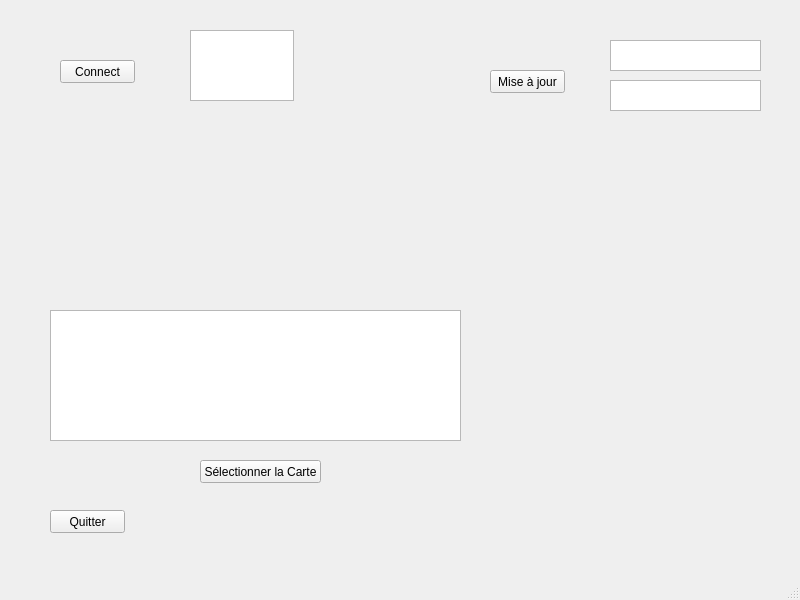
First picture: the form in mainwindow.ui, repository benjamin-milhet/Carte_Sans_Contact_MIFARE, before the edit.
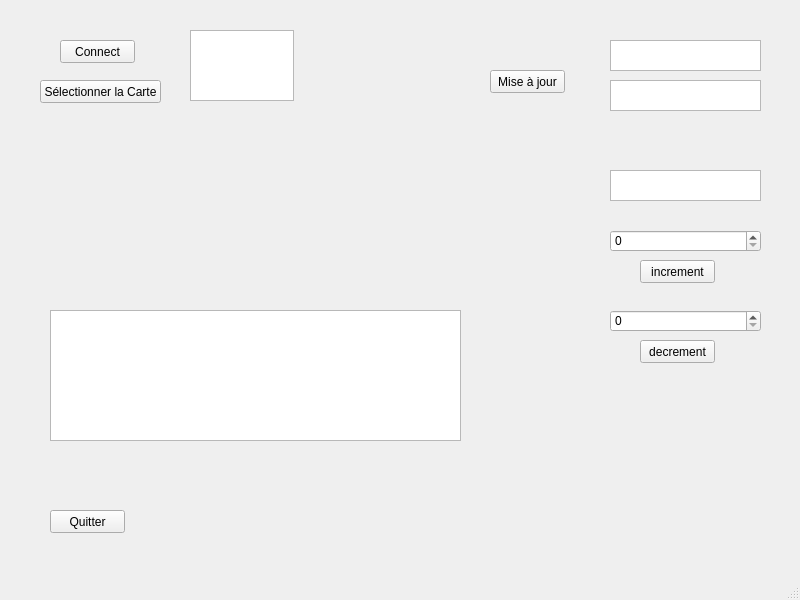
Second picture: the form after the edit.

Commit message: tout marche nickel

What changed in the file:
```diff
--- a/mainwindow.ui
+++ b/mainwindow.ui
@@ -18,7 +18,7 @@
     <property name="geometry">
      <rect>
       <x>60</x>
-      <y>60</y>
+      <y>40</y>
       <width>75</width>
       <height>23</height>
      </rect>
@@ -76,8 +76,8 @@
    <widget class="QPushButton" name="connectCarte">
     <property name="geometry">
      <rect>
-      <x>200</x>
-      <y>460</y>
+      <x>40</x>
+      <y>80</y>
       <width>121</width>
       <height>23</height>
      </rect>
@@ -106,6 +106,62 @@
      </rect>
     </property>
    </widget>
+   <widget class="QTextEdit" name="nbUnite">
+    <property name="geometry">
+     <rect>
+      <x>610</x>
+      <y>170</y>
+      <width>151</width>
+      <height>31</height>
+     </rect>
+    </property>
+   </widget>
+   <widget class="QSpinBox" name="increment">
+    <property name="geometry">
+     <rect>
+      <x>610</x>
+      <y>230</y>
+      <width>151</width>
+      <height>22</height>
+     </rect>
+    </property>
+   </widget>
+   <widget class="QSpinBox" name="decrement">
+    <property name="geometry">
+     <rect>
+      <x>610</x>
+      <y>310</y>
+      <width>151</width>
+      <height>22</height>
+     </rect>
+    </property>
+   </widget>
+   <widget class="QPushButton" name="incrementButton">
+    <property name="geometry">
+     <rect>
+      <x>640</x>
+      <y>260</y>
+      <width>75</width>
+      <height>23</height>
+     </rect>
+    </property>
+    <property name="text">
+     <string>increment</string>
+    </property>
+   </widget>
+   <widget class="QPushButton" name="decrementButton">
+    <property name="geometry">
+     <rect>
+      <x>640</x>
+      <y>340</y>
+      <width>75</width>
+      <height>23</height>
+     </rect>
+    </property>
+    <property name="text">
+     <string>decrement</string>
+    </property>
+   </widget>
   </widget>
   <widget class="QMenuBar" name="menubar">
    <property name="geometry">
```
The commit also changes 2 other files.
